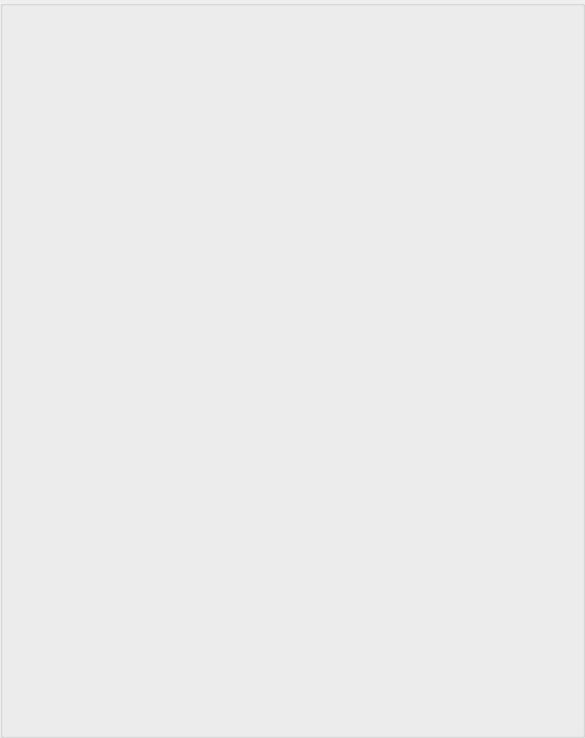
First picture: the form in mavlink_inspector.ui, repository YevheniiKovryzhenko/KGroundControl, before the edit.
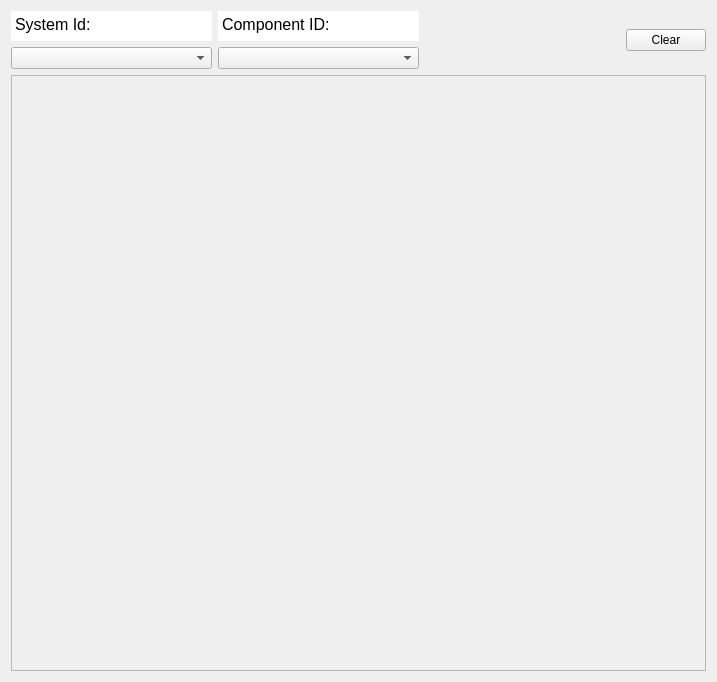
Second picture: the form after the edit.

Diff of the .ui file:
```diff
--- a/mavlink_inspector.ui
+++ b/mavlink_inspector.ui
@@ -1,18 +1,282 @@
 <?xml version="1.0" encoding="UTF-8"?>
 <ui version="4.0">
- <class>mavlink_inspector</class>
- <widget class="QGroupBox" name="mavlink_inspector">
+ <class>MavlinkInspector</class>
+ <widget class="QWidget" name="MavlinkInspector">
   <property name="geometry">
    <rect>
     <x>0</x>
     <y>0</y>
-    <width>585</width>
-    <height>738</height>
+    <width>717</width>
+    <height>682</height>
    </rect>
   </property>
+  <property name="minimumSize">
+   <size>
+    <width>300</width>
+    <height>0</height>
+   </size>
+  </property>
   <property name="windowTitle">
    <string>GroupBox</string>
   </property>
+  <layout class="QVBoxLayout" name="verticalLayout_3">
+   <item>
+    <layout class="QHBoxLayout" name="horizontalLayout">
+     <item>
+      <layout class="QVBoxLayout" name="verticalLayout">
+       <item>
+        <widget class="QTextBrowser" name="textBrowser_2">
+         <property name="sizePolicy">
+          <sizepolicy hsizetype="Preferred" vsizetype="Minimum">
+           <horstretch>0</horstretch>
+           <verstretch>0</verstretch>
+          </sizepolicy>
+         </property>
+         <property name="minimumSize">
+          <size>
+           <width>80</width>
+           <height>20</height>
+          </size>
+         </property>
+         <property name="maximumSize">
+          <size>
+           <width>500</width>
+           <height>30</height>
+          </size>
+         </property>
+         <property name="sizeIncrement">
+          <size>
+           <width>0</width>
+           <height>0</height>
+          </size>
+         </property>
+         <property name="baseSize">
+          <size>
+           <width>0</width>
+           <height>0</height>
+          </size>
+         </property>
+         <property name="layoutDirection">
+          <enum>Qt::LeftToRight</enum>
+         </property>
+         <property name="autoFillBackground">
+          <bool>false</bool>
+         </property>
+         <property name="frameShape">
+          <enum>QFrame::NoFrame</enum>
+         </property>
+         <property name="frameShadow">
+          <enum>QFrame::Plain</enum>
+         </property>
+         <property name="verticalScrollBarPolicy">
+          <enum>Qt::ScrollBarAlwaysOff</enum>
+         </property>
+         <property name="horizontalScrollBarPolicy">
+          <enum>Qt::ScrollBarAlwaysOff</enum>
+         </property>
+         <property name="sizeAdjustPolicy">
+          <enum>QAbstractScrollArea::AdjustToContents</enum>
+         </property>
+         <property name="lineWrapMode">
+          <enum>QTextEdit::WidgetWidth</enum>
+         </property>
+         <property name="html">
+          <string>&lt;!DOCTYPE HTML PUBLIC &quot;-//W3C//DTD HTML 4.0//EN&quot; &quot;http://www.w3.org/TR/REC-html40/strict.dtd&quot;&gt;
+&lt;html&gt;&lt;head&gt;&lt;meta name=&quot;qrichtext&quot; content=&quot;1&quot; /&gt;&lt;meta charset=&quot;utf-8&quot; /&gt;&lt;style type=&quot;text/css&quot;&gt;
+p, li { white-space: pre-wrap; }
+hr { height: 1px; border-width: 0; }
+li.unchecked::marker { content: &quot;\2610&quot;; }
+li.checked::marker { content: &quot;\2612&quot;; }
+&lt;/style&gt;&lt;/head&gt;&lt;body style=&quot; font-family:'Segoe UI'; font-size:9pt; font-weight:400; font-style:normal;&quot;&gt;
+&lt;p style=&quot; margin-top:0px; margin-bottom:0px; margin-left:0px; margin-right:0px; -qt-block-indent:0; text-indent:0px;&quot;&gt;&lt;span style=&quot; font-size:12pt;&quot;&gt;System Id:&lt;/span&gt;&lt;/p&gt;&lt;/body&gt;&lt;/html&gt;</string>
+         </property>
+         <property name="textInteractionFlags">
+          <set>Qt::NoTextInteraction</set>
+         </property>
+        </widget>
+       </item>
+       <item>
+        <widget class="QComboBox" name="cmbx_uart">
+         <property name="sizePolicy">
+          <sizepolicy hsizetype="MinimumExpanding" vsizetype="Maximum">
+           <horstretch>30</horstretch>
+           <verstretch>0</verstretch>
+          </sizepolicy>
+         </property>
+         <property name="minimumSize">
+          <size>
+           <width>50</width>
+           <height>0</height>
+          </size>
+         </property>
+         <property name="maximumSize">
+          <size>
+           <width>500</width>
+           <height>16777215</height>
+          </size>
+         </property>
+         <property name="baseSize">
+          <size>
+           <width>0</width>
+           <height>0</height>
+          </size>
+         </property>
+        </widget>
+       </item>
+      </layout>
+     </item>
+     <item>
+      <layout class="QVBoxLayout" name="verticalLayout_2">
+       <item>
+        <widget class="QTextBrowser" name="textBrowser_3">
+         <property name="sizePolicy">
+          <sizepolicy hsizetype="Preferred" vsizetype="Minimum">
+           <horstretch>0</horstretch>
+           <verstretch>0</verstretch>
+          </sizepolicy>
+         </property>
+         <property name="minimumSize">
+          <size>
+           <width>150</width>
+           <height>30</height>
+          </size>
+         </property>
+         <property name="maximumSize">
+          <size>
+           <width>500</width>
+           <height>30</height>
+          </size>
+         </property>
+         <property name="sizeIncrement">
+          <size>
+           <width>0</width>
+           <height>0</height>
+          </size>
+         </property>
+         <property name="baseSize">
+          <size>
+           <width>0</width>
+           <height>0</height>
+          </size>
+         </property>
+         <property name="layoutDirection">
+          <enum>Qt::LeftToRight</enum>
+         </property>
+         <property name="autoFillBackground">
+          <bool>false</bool>
+         </property>
+         <property name="frameShape">
+          <enum>QFrame::NoFrame</enum>
+         </property>
+         <property name="frameShadow">
+          <enum>QFrame::Plain</enum>
+         </property>
+         <property name="verticalScrollBarPolicy">
+          <enum>Qt::ScrollBarAlwaysOff</enum>
+         </property>
+         <property name="horizontalScrollBarPolicy">
+          <enum>Qt::ScrollBarAlwaysOff</enum>
+         </property>
+         <property name="sizeAdjustPolicy">
+          <enum>QAbstractScrollArea::AdjustToContents</enum>
+         </property>
+         <property name="lineWrapMode">
+          <enum>QTextEdit::WidgetWidth</enum>
+         </property>
+         <property name="html">
+          <string>&lt;!DOCTYPE HTML PUBLIC &quot;-//W3C//DTD HTML 4.0//EN&quot; &quot;http://www.w3.org/TR/REC-html40/strict.dtd&quot;&gt;
+&lt;html&gt;&lt;head&gt;&lt;meta name=&quot;qrichtext&quot; content=&quot;1&quot; /&gt;&lt;meta charset=&quot;utf-8&quot; /&gt;&lt;style type=&quot;text/css&quot;&gt;
+p, li { white-space: pre-wrap; }
+hr { height: 1px; border-width: 0; }
+li.unchecked::marker { content: &quot;\2610&quot;; }
+li.checked::marker { content: &quot;\2612&quot;; }
+&lt;/style&gt;&lt;/head&gt;&lt;body style=&quot; font-family:'Segoe UI'; font-size:9pt; font-weight:400; font-style:normal;&quot;&gt;
+&lt;p style=&quot; margin-top:0px; margin-bottom:0px; margin-left:0px; margin-right:0px; -qt-block-indent:0; text-indent:0px;&quot;&gt;&lt;span style=&quot; font-size:12pt;&quot;&gt;Component ID:&lt;/span&gt;&lt;/p&gt;&lt;/body&gt;&lt;/html&gt;</string>
+         </property>
+         <property name="textInteractionFlags">
+          <set>Qt::NoTextInteraction</set>
+         </property>
+        </widget>
+       </item>
+       <item>
+        <widget class="QComboBox" name="cmbx_uart_2">
+         <property name="sizePolicy">
+          <sizepolicy hsizetype="Expanding" vsizetype="Maximum">
+           <horstretch>30</horstretch>
+           <verstretch>0</verstretch>
+          </sizepolicy>
+         </property>
+         <property name="minimumSize">
+          <size>
+           <width>150</width>
+           <height>0</height>
+          </size>
+         </property>
+         <property name="maximumSize">
+          <size>
+           <width>500</width>
+           <height>16777215</height>
+          </size>
+         </property>
+         <property name="baseSize">
+          <size>
+           <width>0</width>
+           <height>0</height>
+          </size>
+         </property>
+        </widget>
+       </item>
+      </layout>
+     </item>
+     <item>
+      <spacer name="horizontalSpacer">
+       <property name="orientation">
+        <enum>Qt::Horizontal</enum>
+       </property>
+       <property name="sizeType">
+        <enum>QSizePolicy::Expanding</enum>
+       </property>
+       <property name="sizeHint" stdset="0">
+        <size>
+         <width>40</width>
+         <height>20</height>
+        </size>
+       </property>
+      </spacer>
+     </item>
+     <item>
+      <widget class="QPushButton" name="btn_clear">
+       <property name="text">
+        <string>Clear</string>
+       </property>
+      </widget>
+     </item>
+    </layout>
+   </item>
+   <item>
+    <widget class="QScrollArea" name="scrollArea">
+     <property name="sizePolicy">
+      <sizepolicy hsizetype="MinimumExpanding" vsizetype="MinimumExpanding">
+       <horstretch>0</horstretch>
+       <verstretch>0</verstretch>
+      </sizepolicy>
+     </property>
+     <property name="widgetResizable">
+      <bool>true</bool>
+     </property>
+     <widget class="QWidget" name="scrollAreaWidgetContents">
+      <property name="geometry">
+       <rect>
+        <x>0</x>
+        <y>0</y>
+        <width>697</width>
+        <height>592</height>
+       </rect>
+      </property>
+     </widget>
+    </widget>
+   </item>
+  </layout>
  </widget>
  <resources/>
  <connections/>
```
Left out of the diff: 2 changed lines with no effect on the pictures.
